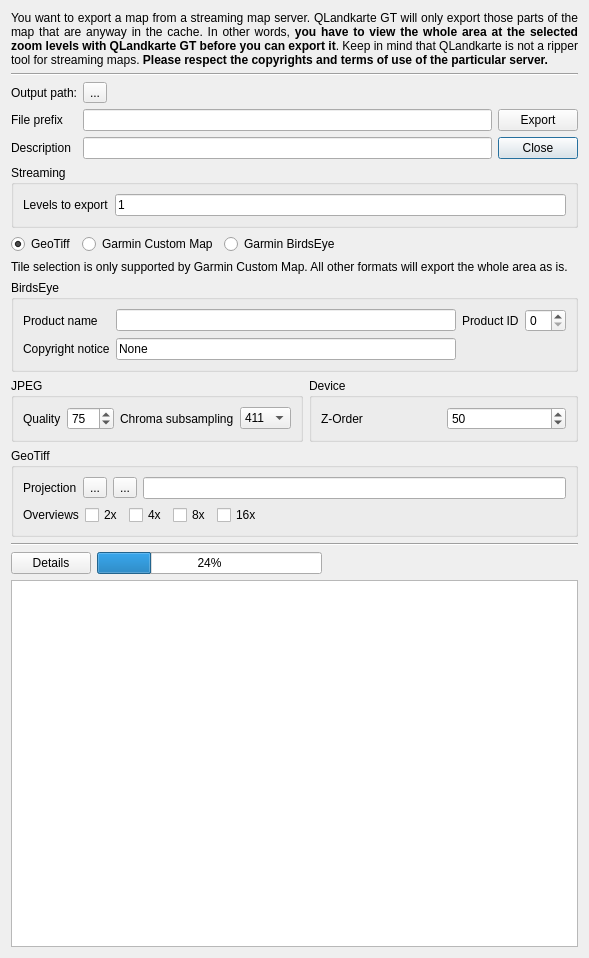
This is src/IMapQMAPExport.ui in ntruchsess/QLandkarteGT as Qt 5 draws it before an edit. The edited form follows.
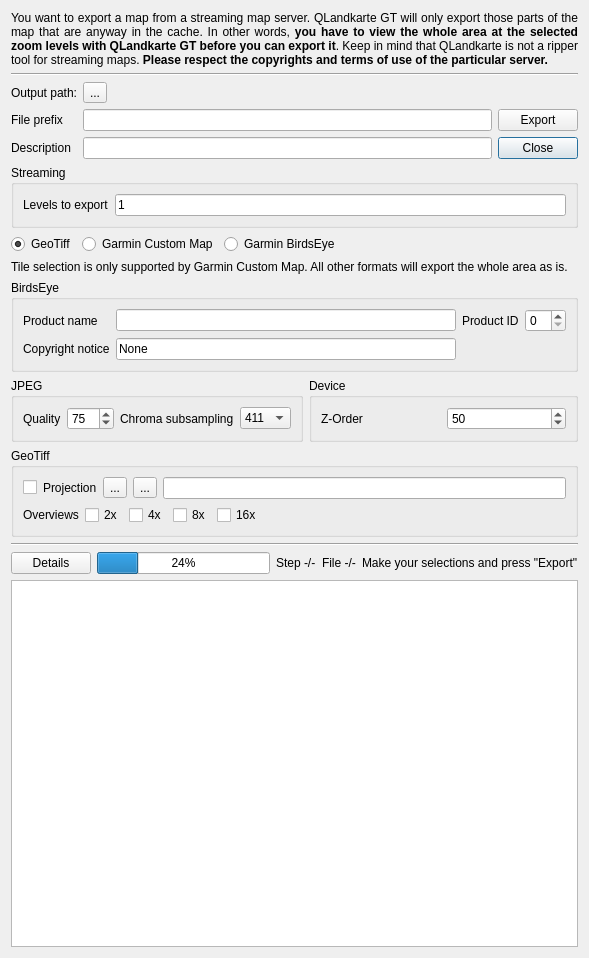
This is the edited form. Icons and pictures are not drawn.

The edit to the form file:
```diff
--- a/src/IMapQMAPExport.ui
+++ b/src/IMapQMAPExport.ui
@@ -350,6 +350,13 @@
      <layout class="QVBoxLayout" name="verticalLayout_3">
       <item>
        <layout class="QHBoxLayout" name="horizontalLayout_9">
+        <item>
+         <widget class="QCheckBox" name="checkProjection">
+          <property name="text">
+           <string/>
+          </property>
+         </widget>
+        </item>
         <item>
          <widget class="QLabel" name="label_12">
           <property name="text">
@@ -477,14 +484,14 @@
      <item>
       <widget class="QLabel" name="labelStep">
        <property name="text">
-        <string/>
+        <string>Step -/-</string>
        </property>
       </widget>
      </item>
      <item>
       <widget class="QLabel" name="labelJob">
        <property name="text">
-        <string/>
+        <string>File -/-</string>
        </property>
       </widget>
      </item>
@@ -497,7 +504,7 @@
         </sizepolicy>
        </property>
        <property name="text">
-        <string/>
+        <string>Make your selections and press &quot;Export&quot;</string>
        </property>
       </widget>
      </item>
```
